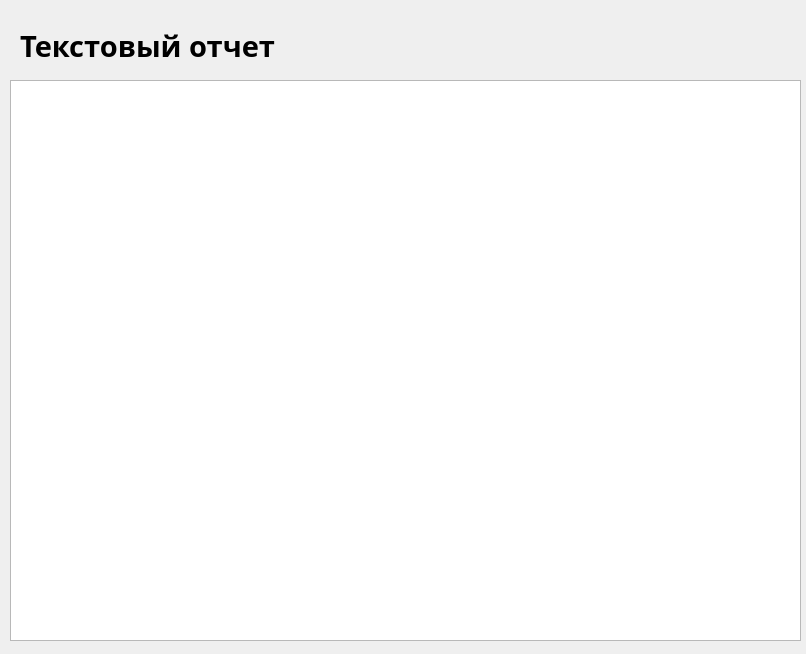
Before: the Qt Designer form text_report.ui in p1ugg/MIEM_reportsPS, drawn with Qt 5.
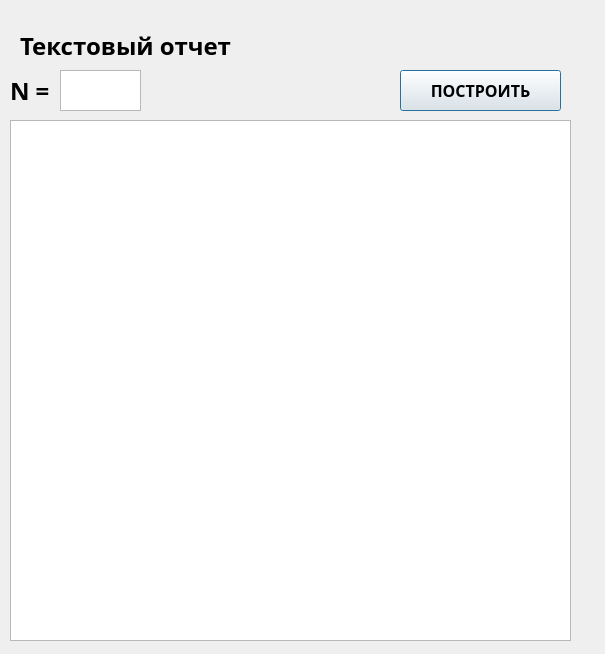
After: the same form once the commit is applied.

Commit message: full tr \ not fixed gr

What changed in the file:
```diff
--- a/text_report.ui
+++ b/text_report.ui
@@ -6,7 +6,7 @@
    <rect>
     <x>0</x>
     <y>0</y>
-    <width>806</width>
+    <width>605</width>
     <height>654</height>
    </rect>
   </property>
@@ -17,9 +17,9 @@
    <property name="geometry">
     <rect>
      <x>10</x>
-     <y>80</y>
-     <width>791</width>
-     <height>561</height>
+     <y>120</y>
+     <width>561</width>
+     <height>521</height>
     </rect>
    </property>
   </widget>
@@ -28,14 +28,14 @@
     <rect>
      <x>20</x>
      <y>10</y>
-     <width>781</width>
+     <width>581</width>
      <height>71</height>
     </rect>
    </property>
    <property name="font">
     <font>
      <family>HSE Sans Black</family>
-     <pointsize>22</pointsize>
+     <pointsize>18</pointsize>
      <weight>75</weight>
      <bold>true</bold>
     </font>
@@ -44,6 +44,103 @@
     <string>Текстовый отчет</string>
    </property>
   </widget>
+  <widget class="QTextEdit" name="nLine">
+   <property name="geometry">
+    <rect>
+     <x>60</x>
+     <y>70</y>
+     <width>81</width>
+     <height>41</height>
+    </rect>
+   </property>
+   <property name="font">
+    <font>
+     <family>HSE Sans</family>
+     <pointsize>14</pointsize>
+     <weight>75</weight>
+     <bold>true</bold>
+    </font>
+   </property>
+   <property name="html">
+    <string>&lt;!DOCTYPE HTML PUBLIC &quot;-//W3C//DTD HTML 4.0//EN&quot; &quot;http://www.w3.org/TR/REC-html40/strict.dtd&quot;&gt;
+&lt;html&gt;&lt;head&gt;&lt;meta name=&quot;qrichtext&quot; content=&quot;1&quot; /&gt;&lt;style type=&quot;text/css&quot;&gt;
+p, li { white-space: pre-wrap; }
+&lt;/style&gt;&lt;/head&gt;&lt;body style=&quot; font-family:'HSE Sans'; font-size:14pt; font-weight:600; font-style:normal;&quot;&gt;
+&lt;p style=&quot;-qt-paragraph-type:empty; margin-top:0px; margin-bottom:0px; margin-left:0px; margin-right:0px; -qt-block-indent:0; text-indent:0px;&quot;&gt;&lt;br /&gt;&lt;/p&gt;&lt;/body&gt;&lt;/html&gt;</string>
+   </property>
+  </widget>
+  <widget class="QLabel" name="label_2">
+   <property name="geometry">
+    <rect>
+     <x>10</x>
+     <y>60</y>
+     <width>41</width>
+     <height>61</height>
+    </rect>
+   </property>
+   <property name="font">
+    <font>
+     <family>HSE Sans Black</family>
+     <pointsize>18</pointsize>
+     <weight>75</weight>
+     <bold>true</bold>
+    </font>
+   </property>
+   <property name="text">
+    <string>N =</string>
+   </property>
+  </widget>
+  <widget class="QPushButton" name="bulid_btn">
+   <property name="geometry">
+    <rect>
+     <x>400</x>
+     <y>70</y>
+     <width>161</width>
+     <height>41</height>
+    </rect>
+   </property>
+   <property name="minimumSize">
+    <size>
+     <width>0</width>
+     <height>0</height>
+    </size>
+   </property>
+   <property name="font">
+    <font>
+     <family>HSE Sans Black</family>
+     <pointsize>12</pointsize>
+     <weight>75</weight>
+     <bold>true</bold>
+    </font>
+   </property>
+   <property name="mouseTracking">
+    <bool>false</bool>
+   </property>
+   <property name="acceptDrops">
+    <bool>false</bool>
+   </property>
+   <property name="autoFillBackground">
+    <bool>false</bool>
+   </property>
+   <property name="text">
+    <string>ПОСТРОИТЬ</string>
+   </property>
+   <property name="checkable">
+    <bool>false</bool>
+   </property>
+   <property name="autoRepeat">
+    <bool>false</bool>
+   </property>
+   <property name="autoExclusive">
+    <bool>false</bool>
+   </property>
+   <property name="default">
+    <bool>false</bool>
+   </property>
+   <property name="flat">
+    <bool>false</bool>
+   </property>
+  </widget>
  </widget>
  <resources/>
  <connections/>
```
The commit also changes 2 other files.
